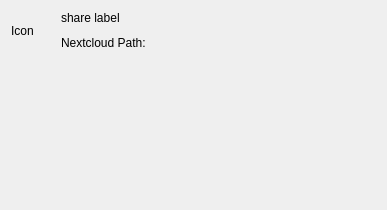
This is src/gui/sharedialog.ui in nextcloud/desktop as Qt 5 draws it before an edit. The edited form follows.
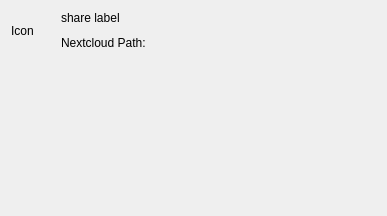
This is the edited form.

Commit message: Just trying to make the sahre dialog look nicer.

Diff of the .ui file:
```diff
--- a/src/gui/sharedialog.ui
+++ b/src/gui/sharedialog.ui
@@ -6,16 +6,22 @@
    <rect>
     <x>0</x>
     <y>0</y>
-    <width>400</width>
+    <width>387</width>
     <height>222</height>
    </rect>
   </property>
   <layout class="QVBoxLayout" name="shareDialogVerticalLayout">
+   <property name="spacing">
+    <number>9</number>
+   </property>
    <property name="sizeConstraint">
     <enum>QLayout::SetFixedSize</enum>
    </property>
    <item>
     <layout class="QVBoxLayout" name="verticalLayout">
+     <property name="spacing">
+      <number>6</number>
+     </property>
      <property name="sizeConstraint">
       <enum>QLayout::SetFixedSize</enum>
      </property>
@@ -117,9 +123,14 @@
       </layout>
      </item>
      <item>
+      <layout class="QVBoxLayout" name="scrollBarsVerticalLayout">
+       <property name="spacing">
+        <number>12</number>
+       </property>
+       <item>
       <widget class="QScrollArea" name="scrollAreaLinks">
        <property name="sizePolicy">
-        <sizepolicy hsizetype="Fixed" vsizetype="Fixed">
+          <sizepolicy hsizetype="Expanding" vsizetype="Fixed">
          <horstretch>0</horstretch>
          <verstretch>0</verstretch>
         </sizepolicy>
@@ -147,7 +158,7 @@
          <rect>
           <x>0</x>
           <y>0</y>
-          <width>68</width>
+            <width>365</width>
           <height>68</height>
          </rect>
         </property>
@@ -157,7 +168,7 @@
      <item>
       <widget class="QScrollArea" name="scrollAreaUsers">
        <property name="sizePolicy">
-        <sizepolicy hsizetype="Fixed" vsizetype="Fixed">
+          <sizepolicy hsizetype="Expanding" vsizetype="Fixed">
          <horstretch>0</horstretch>
          <verstretch>0</verstretch>
         </sizepolicy>
@@ -188,13 +199,15 @@
          <rect>
           <x>0</x>
           <y>0</y>
-          <width>68</width>
+            <width>365</width>
           <height>68</height>
          </rect>
         </property>
         <layout class="QVBoxLayout" name="scrollAreaVerticalLayout"/>
        </widget>
       </widget>
+       </item>
+      </layout>
      </item>
     </layout>
    </item>
```
Lines whose indentation alone changed are shown as unchanged. The commit also changes 4 other files.
